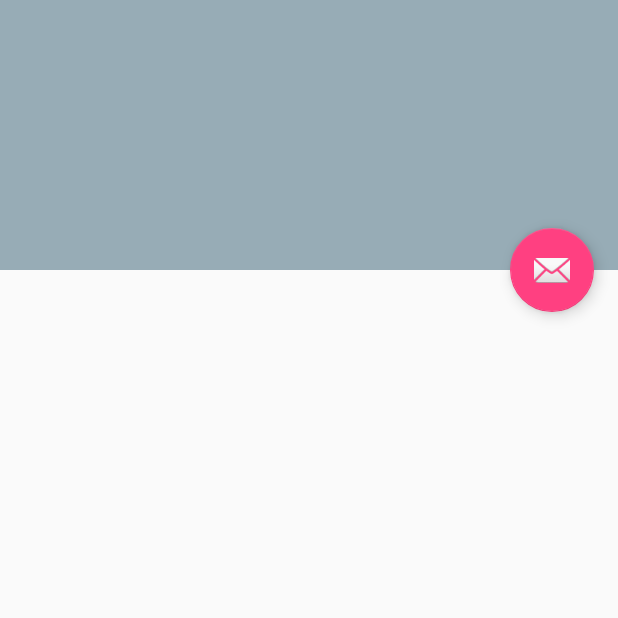
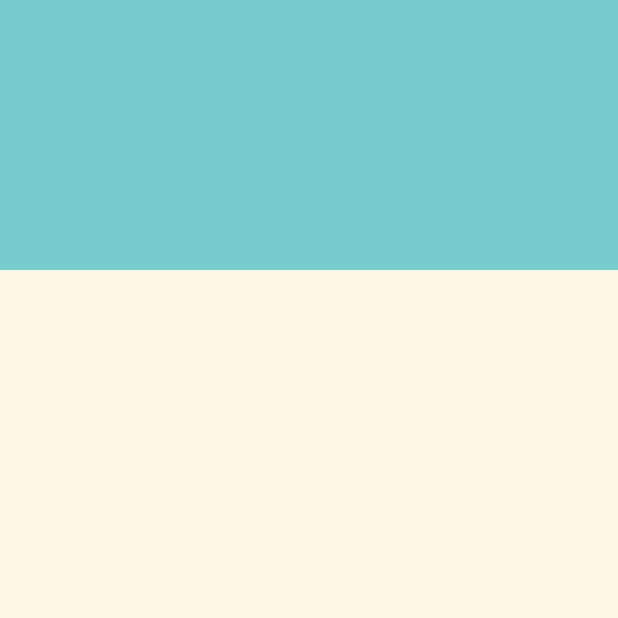
Before and after one commit to leocristini/condividiFacile, an Android app: the DetailsActivity screen opened directly, with no data from a screen before it, on a phone screen of 412 x 824 dp, the top half of it. Run offline under Robolectric (Android 15) with nearby library versions, the phone set to English and light mode, and no system bars; 4 statements that could not run were skipped.

Commit message:
added logo and minor bug fixes

```diff
--- a/app/src/main/AndroidManifest.xml
+++ b/app/src/main/AndroidManifest.xml
@@ -10,9 +10,9 @@
 
     <application
         android:allowBackup="true"
-        android:icon="@mipmap/ic_launcher"
+        android:icon="@drawable/easysharelogo"
         android:label="@string/app_name"
-        android:roundIcon="@mipmap/ic_launcher_round"
+        android:roundIcon="@drawable/easysharelogo"
         android:supportsRtl="true"
         android:theme="@style/AppTheme">
         <activity
--- a/app/src/main/res/drawable/row_background.xml
+++ b/app/src/main/res/drawable/row_background.xml
@@ -3,5 +3,5 @@
     xmlns:android="http://schemas.android.com/apk/res/android"
     android:shape= "rectangle">
     <corners android:radius="4dp"/>
-    <solid android:color="@color/colorPrimary"/>
+    <solid android:color="@color/row_bg"/>
 </shape>
--- a/app/src/main/res/drawable/side_nav_bar.xml
+++ b/app/src/main/res/drawable/side_nav_bar.xml
@@ -3,8 +3,8 @@
     <padding android:bottom="8dp"/>
     <gradient
         android:angle="135"
-        android:centerColor="#4CAF50"
-        android:endColor="#2E7D32"
-        android:startColor="#81C784"
+        android:centerColor="#6bb7b9"
+        android:endColor="#007d8c"
+        android:startColor="#79cccd"
         android:type="linear" />
 </shape>
--- a/app/src/main/res/layout/activity_add_expense.xml
+++ b/app/src/main/res/layout/activity_add_expense.xml
@@ -6,10 +6,12 @@
     android:layout_height="match_parent"
     android:layout_alignParentBottom="false"
     android:orientation="vertical"
+    android:background="@color/bgColor"
     app:layout_anchorGravity="bottom">
 
     <GridLayout xmlns:android="http://schemas.android.com/apk/res/android"
         xmlns:tools="http://schemas.android.com/tools"
+        android:background="@color/bgColor"
         android:layout_width="match_parent"
         android:layout_height="wrap_content"
         android:layout_marginLeft="@dimen/activity_horizontal_margin"
@@ -90,6 +92,7 @@
     </GridLayout>
 
     <LinearLayout
+        android:background="@color/bgColor"
         android:layout_width="match_parent"
         android:layout_height="wrap_content"
         android:layout_alignParentBottom="true"
--- a/app/src/main/res/layout/activity_add_group.xml
+++ b/app/src/main/res/layout/activity_add_group.xml
@@ -6,6 +6,7 @@
     android:layout_height="match_parent"
     android:gravity="center_horizontal"
     android:orientation="vertical"
+    android:background="@color/bgColor"
     tools:context="io.condividifacile.AddGroupActivity">
 
     <TextView
--- a/app/src/main/res/layout/activity_details.xml
+++ b/app/src/main/res/layout/activity_details.xml
@@ -4,6 +4,7 @@
     xmlns:tools="http://schemas.android.com/tools"
     android:layout_width="match_parent"
     android:layout_height="match_parent"
+    android:background="@color/bgColor"
     android:fitsSystemWindows="true"
     tools:context=".DetailsActivity">
 
@@ -33,15 +34,5 @@
 
     <include layout="@layout/content_details" />
 
-    <android.support.design.widget.FloatingActionButton
-        android:id="@+id/fab"
-        android:layout_width="wrap_content"
-        android:layout_height="wrap_content"
-        android:layout_margin="@dimen/fab_margin"
-        app:layout_anchor="@id/app_bar"
-        app:layout_anchorGravity="bottom|end"
-        app:srcCompat="@android:drawable/ic_dialog_email" />
-
-
 
 </android.support.design.widget.CoordinatorLayout>
--- a/app/src/main/res/layout/activity_login.xml
+++ b/app/src/main/res/layout/activity_login.xml
@@ -2,17 +2,19 @@
 <ScrollView xmlns:android="http://schemas.android.com/apk/res/android"
     android:layout_width="fill_parent"
     android:layout_height="fill_parent"
-    android:fitsSystemWindows="true">
+    android:fitsSystemWindows="true"
+    android:background="@color/bgColor">
 
     <LinearLayout
         android:orientation="vertical"
+        android:background="@color/bgColor"
         android:layout_width="match_parent"
         android:layout_height="wrap_content"
         android:paddingTop="56dp"
         android:paddingLeft="24dp"
         android:paddingRight="24dp">
 
-        <ImageView android:src="@android:drawable/sym_def_app_icon"
+        <ImageView android:src="@drawable/easysharelogo"
             android:layout_width="wrap_content"
             android:layout_height="72dp"
             android:layout_marginBottom="24dp"
--- a/app/src/main/res/layout/content_details.xml
+++ b/app/src/main/res/layout/content_details.xml
@@ -12,10 +12,12 @@
         android:layout_width="match_parent"
         android:layout_height="match_parent"
         android:layout_marginTop="12dp"
+        android:background="@color/bgColor"
         app:layout_behavior="@string/appbar_scrolling_view_behavior">
 
         <TableLayout
             android:id="@+id/tableView"
+            android:background="@color/bgColor"
             android:layout_width="match_parent"
             android:layout_height="wrap_content"
             android:layout_margin="12dp"
--- a/app/src/main/res/layout/content_group.xml
+++ b/app/src/main/res/layout/content_group.xml
@@ -22,6 +22,7 @@
 
     <GridLayout
         android:id="@+id/gridlayout"
+        android:background="@color/bgColor"
         android:layout_width="match_parent"
         android:layout_height="match_parent"
         android:layout_above="@+id/expandableLayout"
@@ -46,7 +47,7 @@
         android:layout_height="200px"
         android:layout_alignParentBottom="true"
         android:gravity="center"
-        android:background="?attr/colorButtonNormal">
+        android:background="@color/colorPrimary">
 
         <TextView
             android:id="@+id/totalBalance"
--- a/app/src/main/res/layout/welcome_slide1.xml
+++ b/app/src/main/res/layout/welcome_slide1.xml
@@ -14,7 +14,7 @@
         <ImageView
             android:layout_width="@dimen/img_width_height"
             android:layout_height="@dimen/img_width_height"
-            android:src="@android:drawable/sym_def_app_icon" />
+            android:src="@drawable/easysharelogo" />
 
         <TextView
             android:layout_width="wrap_content"
--- a/app/src/main/res/values/colors.xml
+++ b/app/src/main/res/values/colors.xml
@@ -1,10 +1,12 @@
 <?xml version="1.0" encoding="utf-8"?>
 <resources>
-    <color name="colorPrimary">#97ACB6</color>
-    <color name="colorPrimaryDark">#455a64</color>
-    <color name="colorAccent">#FF4081</color>
+    <color name="colorPrimary">#79cccd</color>
+    <color name="colorPrimaryDark">#007d8c</color>
+    <color name="colorAccent">#f16664</color>
 
     <color name="white">#ffffff</color>
+    <color name="row_bg">#BDBDBD</color>
+    <color name="bgColor">#fff6e6</color>
 
     <!-- Screens background color-->
     <color name="bg_screen1">#F16664</color>
```
Also changed, not shown: app/src/main/java/io/condividifacile/DetailsActivity.java (+4 -15 lines), app/src/main/java/io/condividifacile/LoginActivity.java (+6 -6 lines), app/src/main/res/layout/expandable_details.xml (+28 -39 lines), app/src/main/res/drawable/easysharelogo.png (added).
